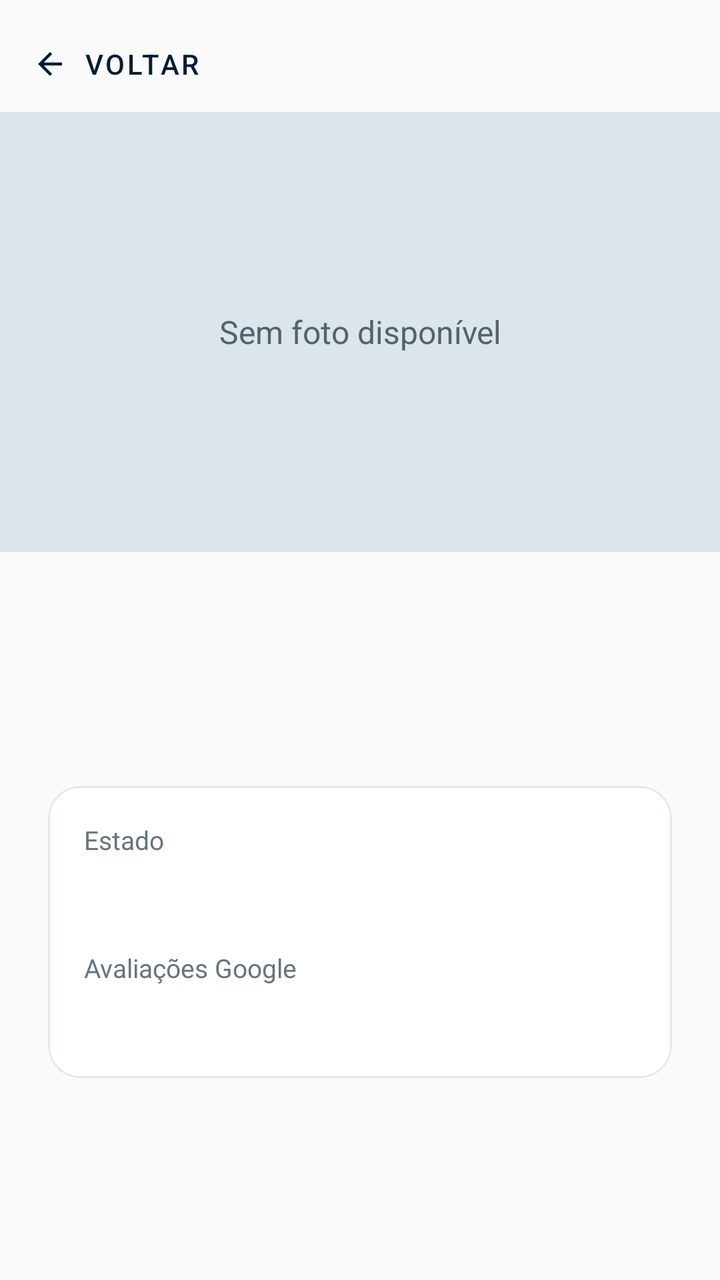
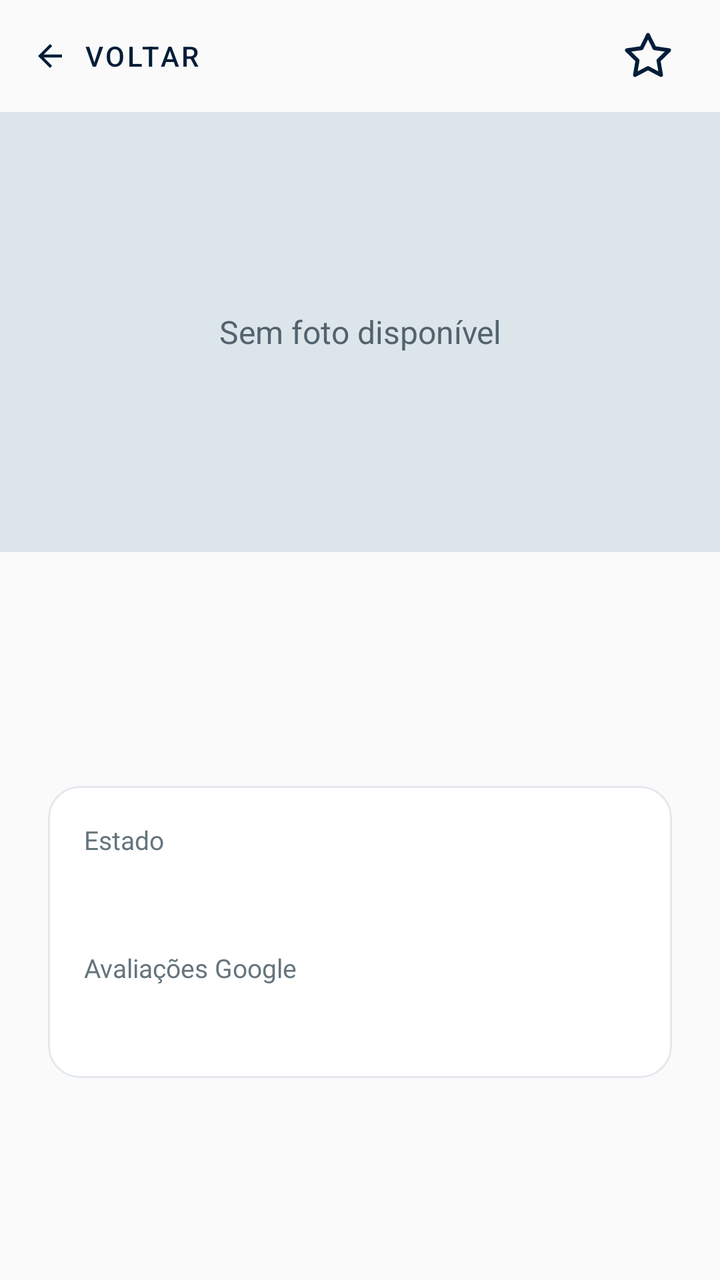

Two renders of the same Android screen: before a commit and after it. Below are the layout's source before the change and the commit's diff.
<!-- AndroidManifest.xml: application theme Theme.BetterGym -->
<!-- res/layout/activity_detalhe_ginasio.xml -->
<?xml version="1.0" encoding="utf-8"?>
<ScrollView xmlns:android="http://schemas.android.com/apk/res/android"
        xmlns:app="http://schemas.android.com/apk/res-auto"
        android:layout_width="match_parent"
        android:layout_height="match_parent"
        android:background="#FAFAFA"
        android:fillViewport="true">

    <LinearLayout
            android:layout_width="match_parent"
            android:layout_height="wrap_content"
            android:orientation="vertical">

        <com.google.android.material.button.MaterialButton
                android:id="@+id/btnVoltar"
                style="@style/Widget.MaterialComponents.Button.TextButton"
                android:layout_width="wrap_content"
                android:layout_height="48dp"
                android:layout_marginStart="8dp"
                android:layout_marginTop="8dp"
                android:text="Voltar"
                android:textColor="@color/primary"
                app:icon="@drawable/ic_arrow_back"
                app:iconGravity="textStart"
                app:iconPadding="8dp"
                app:iconTint="@color/primary" />

        <FrameLayout
                android:layout_width="match_parent"
                android:layout_height="220dp"
                android:background="#DCE5EA">

            <ImageView
                    android:id="@+id/imgGinasio"
                    android:layout_width="match_parent"
                    android:layout_height="match_parent"
                    android:contentDescription="Foto do ginásio"
                    android:scaleType="centerCrop"
                    android:visibility="gone" />

            <TextView
                    android:id="@+id/txtSemFoto"
                    android:layout_width="match_parent"
                    android:layout_height="match_parent"
                    android:gravity="center"
                    android:text="Sem foto disponível"
                    android:textColor="#52636E"
                    android:textSize="16sp" />
        </FrameLayout>

        <LinearLayout
                android:layout_width="match_parent"
                android:layout_height="wrap_content"
                android:orientation="vertical"
                android:padding="24dp">

            <TextView
                    android:id="@+id/txtNomeGinasio"
                    android:layout_width="match_parent"
                    android:layout_height="wrap_content"
                    android:textColor="@color/primary"
                    android:textSize="28sp"
                    android:textStyle="bold" />

            <TextView
                    android:id="@+id/txtMoradaGinasio"
                    android:layout_width="match_parent"
                    android:layout_height="wrap_content"
                    android:layout_marginTop="10dp"
                    android:textColor="#4C5963"
                    android:textSize="16sp" />

            <com.google.android.material.card.MaterialCardView
                    android:layout_width="match_parent"
                    android:layout_height="wrap_content"
                    android:layout_marginTop="24dp"
                    app:cardBackgroundColor="@color/white"
                    app:cardCornerRadius="16dp"
                    app:cardElevation="0dp"
                    app:strokeColor="#E3E8EE"
                    app:strokeWidth="1dp">

                <LinearLayout
                        android:layout_width="match_parent"
                        android:layout_height="wrap_content"
                        android:orientation="vertical"
                        android:padding="18dp">

                    <TextView
                            android:layout_width="wrap_content"
                            android:layout_height="wrap_content"
                            android:text="Estado"
                            android:textColor="#66747D"
                            android:textSize="13sp" />

                    <TextView
                            android:id="@+id/txtEstadoGinasio"
                            android:layout_width="wrap_content"
                            android:layout_height="wrap_content"
                            android:layout_marginTop="4dp"
                            android:textSize="18sp"
                            android:textStyle="bold" />

                    <TextView
                            android:layout_width="wrap_content"
                            android:layout_height="wrap_content"
                            android:layout_marginTop="18dp"
                            android:text="Avaliações Google"
                            android:textColor="#66747D"
                            android:textSize="13sp" />

                    <TextView
                            android:id="@+id/txtRatingGinasio"
                            android:layout_width="wrap_content"
                            android:layout_height="wrap_content"
                            android:layout_marginTop="4dp"
                            android:textColor="@color/primary"
                            android:textSize="18sp"
                            android:textStyle="bold" />
                </LinearLayout>
            </com.google.android.material.card.MaterialCardView>
        </LinearLayout>
    </LinearLayout>
</ScrollView>
<!-- resources referenced by this layout -->
<resources>
  <color name="primary">#021D38</color>
  <color name="white">#FFFFFFFF</color>
  <!-- drawable ic_arrow_back (drawable) -->
  <vector xmlns:android="http://schemas.android.com/apk/res/android"
          android:width="24dp"
          android:height="24dp"
          android:viewportWidth="24"
          android:viewportHeight="24">
      <path
              android:fillColor="#021D38"
              android:pathData="M20,11L7.83,11l5.59,-5.59L12,4l-8,8 8,8 1.41,-1.41L7.83,13L20,13z" />
  </vector>
  <style name="Theme.BetterGym" parent="Base.Theme.BetterGym" />
  <style name="Base.Theme.BetterGym" parent="Theme.Material3.DayNight.NoActionBar">
          
          <item name="colorPrimary">@color/primary</item>
          <item name="colorOnPrimary">@color/white</item>
          <item name="colorSecondary">@color/secondary</item>
          <item name="colorOnSecondary">@color/primary</item>
      </style>
  <color name="secondary">#98CF27</color>
</resources>

<!-- the commit's change to res/layout/activity_detalhe_ginasio.xml (unified diff, before → after) -->
@@ -11,19 +11,39 @@
             android:layout_height="wrap_content"
             android:orientation="vertical">
 
-        <com.google.android.material.button.MaterialButton
-                android:id="@+id/btnVoltar"
-                style="@style/Widget.MaterialComponents.Button.TextButton"
-                android:layout_width="wrap_content"
-                android:layout_height="48dp"
-                android:layout_marginStart="8dp"
-                android:layout_marginTop="8dp"
-                android:text="Voltar"
-                android:textColor="@color/primary"
-                app:icon="@drawable/ic_arrow_back"
-                app:iconGravity="textStart"
-                app:iconPadding="8dp"
-                app:iconTint="@color/primary" />
+        <LinearLayout
+                android:layout_width="match_parent"
+                android:layout_height="56dp"
+                android:gravity="center_vertical"
+                android:orientation="horizontal"
+                android:paddingStart="8dp"
+                android:paddingEnd="12dp">
+
+            <com.google.android.material.button.MaterialButton
+                    android:id="@+id/btnVoltar"
+                    style="@style/Widget.MaterialComponents.Button.TextButton"
+                    android:layout_width="wrap_content"
+                    android:layout_height="48dp"
+                    android:text="Voltar"
+                    android:textColor="@color/primary"
+                    app:icon="@drawable/ic_arrow_back"
+                    app:iconGravity="textStart"
+                    app:iconPadding="8dp"
+                    app:iconTint="@color/primary" />
+
+            <Space android:layout_width="0dp" android:layout_height="1dp"
+                    android:layout_weight="1" />
+
+            <androidx.appcompat.widget.AppCompatImageButton
+                    android:id="@+id/btnFavorito"
+                    android:layout_width="48dp"
+                    android:layout_height="48dp"
+                    android:background="?attr/selectableItemBackgroundBorderless"
+                    android:padding="10dp"
+                    android:enabled="false"
+                    android:contentDescription="@string/favorites_add"
+                    app:srcCompat="@drawable/ic_favorito_contorno" />
+        </LinearLayout>
 
         <FrameLayout
                 android:layout_width="match_parent"
<!-- resource entries referenced after the edit -->
@@ -12,6 +12,16 @@
               android:fillColor="#021D38"
               android:pathData="M20,11L7.83,11l5.59,-5.59L12,4l-8,8 8,8 1.41,-1.41L7.83,13L20,13z" />
   </vector>
+  <!-- drawable ic_favorito_contorno (drawable) -->
+  <vector xmlns:android="http://schemas.android.com/apk/res/android"
+      android:width="28dp" android:height="28dp"
+      android:viewportWidth="24" android:viewportHeight="24">
+      <path android:fillColor="@android:color/transparent"
+          android:strokeColor="@color/primary" android:strokeWidth="1.7"
+          android:strokeLineJoin="round"
+          android:pathData="M12,3 L14.78,8.63 L21,9.53 L16.5,13.92 L17.56,20.12 L12,17.19 L6.44,20.12 L7.5,13.92 L3,9.53 L9.22,8.63 Z" />
+  </vector>
+  <string name="favorites_add">Adicionar aos favoritos</string>
   <style name="Theme.BetterGym" parent="Base.Theme.BetterGym" />
   <style name="Base.Theme.BetterGym" parent="Theme.Material3.DayNight.NoActionBar">
           
